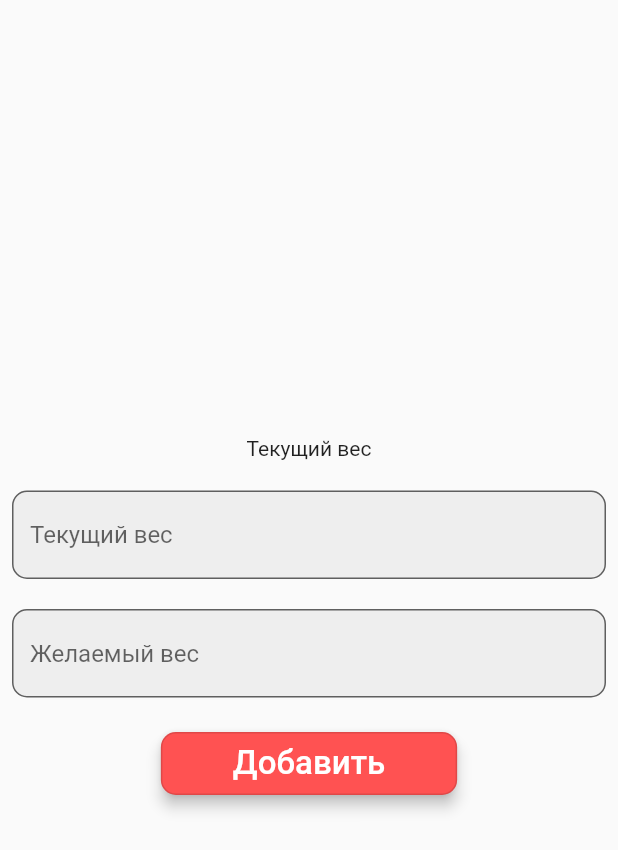
After one commit to Graaggas/WeightControlWithGetX, a Flutter app: the screen it shows after launch, after a tap on "Добавить", on a phone screen of 412 x 824 dp. The commit adds this screen. Shown: the top 850 px of the screen. Run offline on Flutter 3.47's test engine with Material 2 defaults, Android fonts, the phone set to English and light mode, and no system bars; our stand-ins replace adaptive_dialog, auto_size_text, flutter_boxicons, get, hive, line_awesome_flutter and 2 more; accounts and stored records are empty; generated files the repository leaves out were written again.

Commit message:
adding firstMeeting page

```diff
--- a/lib/main.dart
+++ b/lib/main.dart
@@ -8,6 +8,7 @@ import 'package:weight_control/model/weight/controllerDashboardInfo.dart';
 import 'package:weight_control/model/weight/weight_model.dart';
 
 import 'package:weight_control/screens/home_page.dart';
+import 'package:weight_control/screens/landing-page.dart';
 
 
 void main() async {
@@ -32,7 +33,7 @@ class MyApp extends StatelessWidget {
       debugShowCheckedModeBanner: false,
       title: 'Flutter Demo',
       theme: ThemeData(),
-      home: HomePage(),
+      home: LandingPage(),
     );
   }
 }
--- a/lib/model/weight/controllerDashboardInfo.dart
+++ b/lib/model/weight/controllerDashboardInfo.dart
@@ -5,6 +5,8 @@ import 'package:weight_control/services/database.dart';
 
 class ControllerDashboardInfo extends GetxController {
   final database = Database();
+
+  var flagFirstMeeting = true.obs;
 
   var itemCounter = 0.obs;
 
@@ -22,6 +24,8 @@ class ControllerDashboardInfo extends GetxController {
     startWeight.value = firstDataList[1];
     wantedWeight.value = firstDataList[0];
 
+    initFlagFirstMeeting();
+
     List<double> weights = await database.getWeightsList();
     weightsList.addAll(weights);
 
@@ -31,6 +35,7 @@ class ControllerDashboardInfo extends GetxController {
     itemCounter.value = weightsList.length;
 
     update();
+    super.onInit();
 
     //TEST
     print("******************************");
@@ -41,7 +46,15 @@ class ControllerDashboardInfo extends GetxController {
     print("******************************");
   }
 
+  void initFlagFirstMeeting() async {
+    bool r = await database.initFlagFirstMeeting(true);
+    flagFirstMeeting.value = r;
+    print("==> in controller ==> flag = $r");
+  }
 
+  void changeFlagFirstMeeting() async {
+
+  }
 
   void addWeight(double value) async {
     print("in controller adding new weight...");
@@ -63,8 +76,7 @@ class ControllerDashboardInfo extends GetxController {
   }
 
   Future<void> updateItemCounter() async {
-
-    var r =  await database.getWeightsLength();
+    var r = await database.getWeightsLength();
     itemCounter.value = r;
 
     // if(weightsList.length <= 0) {
@@ -73,7 +85,6 @@ class ControllerDashboardInfo extends GetxController {
     // else{
     //   itemCounter.value = weightsList.length;
     // }
-
 
     update();
   }
@@ -108,20 +119,14 @@ class ControllerDashboardInfo extends GetxController {
     update();
   }
 
-
-
-
-
   Future<void> updateCurrentWeight() async {
     List<double> r = await database.getWeightsList();
     int length = r.length;
 
-    if(r.length <= 0){
+    if (r.length <= 0) {
       currentWeight.value = 0;
-    }
-    else {
+    } else {
       currentWeight.value = r[length - 1];
     }
-
   }
 }
--- a/lib/model/weight/weight_model.dart
+++ b/lib/model/weight/weight_model.dart
@@ -12,6 +12,17 @@ class WeightModel extends HiveObject {
 
   @HiveField(3)
   String _name;
+
+  @HiveField(4)
+  bool flagFirstMeeting;
+
+  void addFlag(bool flag){
+    flagFirstMeeting = flag;
+  }
+
+  void changeFlag(){
+    flagFirstMeeting = !flagFirstMeeting;
+  }
 
   void addWeight(DateTime dateTime, double value) {
     _weightMap[dateTime] = value;
--- /dev/null
+++ b/lib/screens/first-meeting.dart
@@ -0,0 +1,103 @@
+import 'package:flutter/material.dart';
+import 'package:flutter/services.dart';
+import 'package:get/get.dart';
+import 'package:weight_control/model/weight/controllerDashboardInfo.dart';
+
+class FirstMeeting extends StatelessWidget {
+  @override
+  Widget build(BuildContext context) {
+    final ControllerDashboardInfo controllerDashboardInfo = Get.find();
+
+    return Scaffold(
+      // body: Center(
+      //   child: OutlinedButton(
+      //     onPressed: () {
+      //       controllerDashboardInfo.flagFirstMeeting.value = false;
+      //     },
+      //     child: Text("push"),
+      //   ),
+      // ),
+
+      body:
+          Padding(
+            padding: const EdgeInsets.all(8.0),
+            child: Column(
+              mainAxisAlignment: MainAxisAlignment.center,
+              crossAxisAlignment: CrossAxisAlignment.center,
+              children: [
+                Text("Текущий вес"),
+                SizedBox(height: 20,),
+                TextField(
+                  inputFormatters: [
+                    FilteringTextInputFormatter.allow(
+                        RegExp(r"^\d+\.?\d{0,2}"))
+                  ],
+                  keyboardType: TextInputType.number,
+                  // key: waisteTextFieldKey,
+                  decoration: InputDecoration(
+                    focusColor: Colors.blue,
+                    border: OutlineInputBorder(
+                      borderRadius: BorderRadius.circular(10),
+                    ),
+                    fillColor: Colors.grey[200],
+                    filled: true,
+                    hintText: 'Текущий вес',
+                    // enabled: checkController.getWaisteChecking
+                    //     ? true
+                    //     : false,
+                  ),
+                ),
+                SizedBox(height: 20,),
+                TextField(
+                  inputFormatters: [
+                    FilteringTextInputFormatter.allow(
+                        RegExp(r"^\d+\.?\d{0,2}"))
+                  ],
+                  keyboardType: TextInputType.number,
+                  // key: waisteTextFieldKey,
+                  decoration: InputDecoration(
+                    focusColor: Colors.blue,
+                    border: OutlineInputBorder(
+                      borderRadius: BorderRadius.circular(10),
+                    ),
+                    fillColor: Colors.grey[200],
+                    filled: true,
+                    hintText: 'Желаемый вес',
+                    // enabled: checkController.getWaisteChecking
+                    //     ? true
+                    //     : false,
+                  ),
+                ),
+                SizedBox(height: 20,),
+                OutlinedButton(
+                  style: OutlinedButton.styleFrom(
+                    elevation: 4,
+                    primary: Colors.white,
+                    backgroundColor: Colors.redAccent,
+                    shape: const RoundedRectangleBorder(
+                        borderRadius: BorderRadius.all(Radius.circular(10))),
+                  ),
+                  onPressed: () {
+
+                  },
+                  child: Padding(
+                    padding: const EdgeInsets.only(
+                      left: 32.0,
+                      right: 32,
+                      top: 8,
+                      bottom: 8,
+                    ),
+                    child: Text(
+                      "Добавить",
+                      style: TextStyle(fontSize: 22),
+                    ),
+                  ),
+                ),
+              ],
+            ),
+          ),
+
+
+    );
+  }
+}
--- /dev/null
+++ b/lib/screens/landing-page.dart
@@ -0,0 +1,15 @@
+import 'package:flutter/material.dart';
+import 'package:get/get.dart';
+import 'package:weight_control/model/weight/controllerDashboardInfo.dart';
+import 'package:weight_control/screens/first-meeting.dart';
+import 'package:weight_control/screens/home_page.dart';
+
+class LandingPage extends StatelessWidget {
+  @override
+  Widget build(BuildContext context) {
+
+    final ControllerDashboardInfo controllerDashboardInfo = Get.put(ControllerDashboardInfo());
+
+return Obx(() => controllerDashboardInfo.flagFirstMeeting.value ? FirstMeeting() : HomePage());
+  }
+}
--- a/lib/screens/tabs/addingPage/adding-values.dart
+++ b/lib/screens/tabs/addingPage/adding-values.dart
@@ -148,6 +148,7 @@ class _AddingValuesPageState extends State<AddingValuesPage> {
                       ],
                     ),
                   ),
+                  //TODO сделать проверку, вдруг ничего не добавили в текстовые поля, а кнопку нажали
                   OutlinedButton(
                     style: OutlinedButton.styleFrom(
                       elevation: 4,
--- a/lib/services/database.dart
+++ b/lib/services/database.dart
@@ -68,6 +68,38 @@ class Database {
           valueWantedWeight: list[0]);
       return list;
     }
+  }
+
+  Future<void> changeFlagMeeting() async {
+    final box = await openBox("Weight");
+    weightModel = box.getAt(0);
+    weightModel.changeFlag();
+    weightModel.save();
+    print("changed flag: ${weightModel.flagFirstMeeting}");
+
+
+  }
+
+  Future<bool> initFlagFirstMeeting(bool flag) async {
+    final box = await openBox("Weight");
+
+    weightModel = box.getAt(0);
+    weightModel.addFlag(flag);
+    weightModel.save();
+
+    return weightModel.flagFirstMeeting;
+
+    // if(box.getAt(1) != null)
+    //   {
+    //     flag = box.getAt(1);
+    //     return flag;
+    //   }
+    // else{
+    //   flag = true;
+    //   box.add(flag);
+    //   return flag;
+    // }
+
   }
 
   Future <void> deleteWeight(DateTime key) async {
```
Also changed, not shown: lib/model/weight/weight_model.g.dart.
